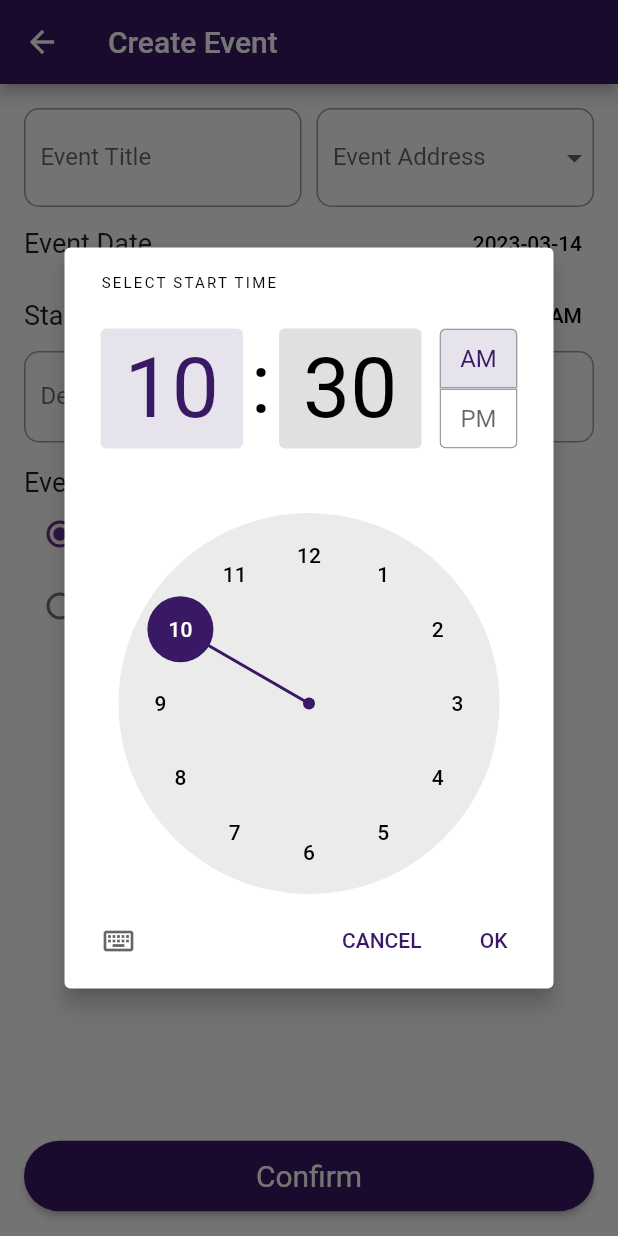
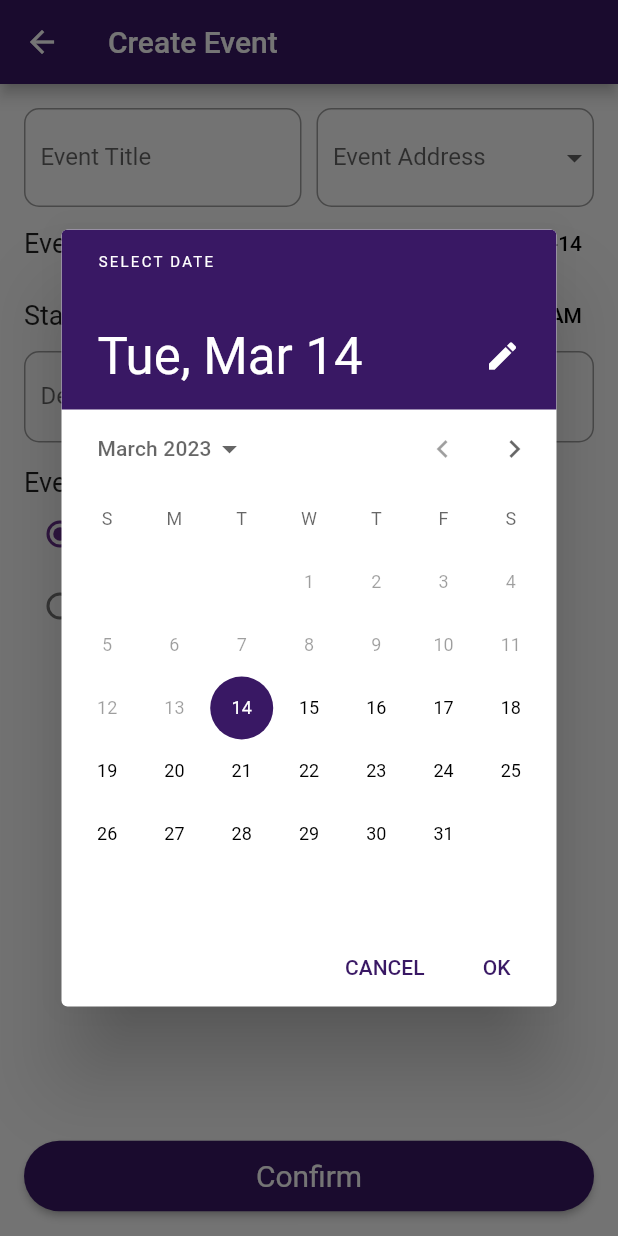
Before and after one commit to MajdEddinAlabed/Bareek-Event, a Flutter app: the CreateEventScreen screen opened by its route, after a tap on an icon or button, on a phone screen of 412 x 824 dp. Run offline on Flutter 3.47's test engine with Material 2 defaults, Android fonts, the phone set to English and light mode, and no system bars; our stand-ins replace carousel_slider; network calls fail.

Commit message:
working on datePicker

```diff
--- a/lib/pages/create_event_screen.dart
+++ b/lib/pages/create_event_screen.dart
@@ -22,6 +22,7 @@ class CreateEventScreenState extends State<CreateEventScreen> {
   final _eventNameFocusNode = FocusNode();
   final _formKey = GlobalKey<FormState>();
   final List<String> eventAddress = ['Syria', 'Egypt', 'Japan', 'Turkey'];
+  final now = DateTime.now();
 
   @override
   Widget build(BuildContext context) {
@@ -174,14 +175,19 @@ class CreateEventScreenState extends State<CreateEventScreen> {
                                   ),
                                 ),
                                 onPressed: () async {
-                                  final time = await showTimePicker(
+                                  final time = await showDatePicker(
                                     context: context,
-                                    helpText: 'SELECT START TIME',
-                                    initialTime: TimeOfDay.now(),
+                                    initialDate: DateTime.now(),
+                                    firstDate: DateTime.now(),
+                                    lastDate:
+                                        DateTime.now().add(Duration(days: 365)),
+                                    selectableDayPredicate: (DateTime date) {
+                                      return date.isAfter(DateTime.now());
+                                    },
                                   );
                                   if (time != null) {
                                     setState(() {
-                                      _startEventTime = time;
+                                      _startEventTime = time as TimeOfDay;
                                     });
                                   }
                                 },
--- a/pubspec.yaml
+++ b/pubspec.yaml
@@ -10,12 +10,8 @@ dependencies:
   flutter:
     sdk: flutter
 
-  cupertino_icons: ^1.0.2
-  syncfusion_flutter_calendar: ^20.4.38
-  dropdown_button2: ^1.9.2
   carousel_slider: ^4.2.1
   http: ^0.13.5
-  flutter_datetime_picker: ^1.5.1
 
 dev_dependencies:
   flutter_test:
```
Also changed, not shown: pubspec.lock.
